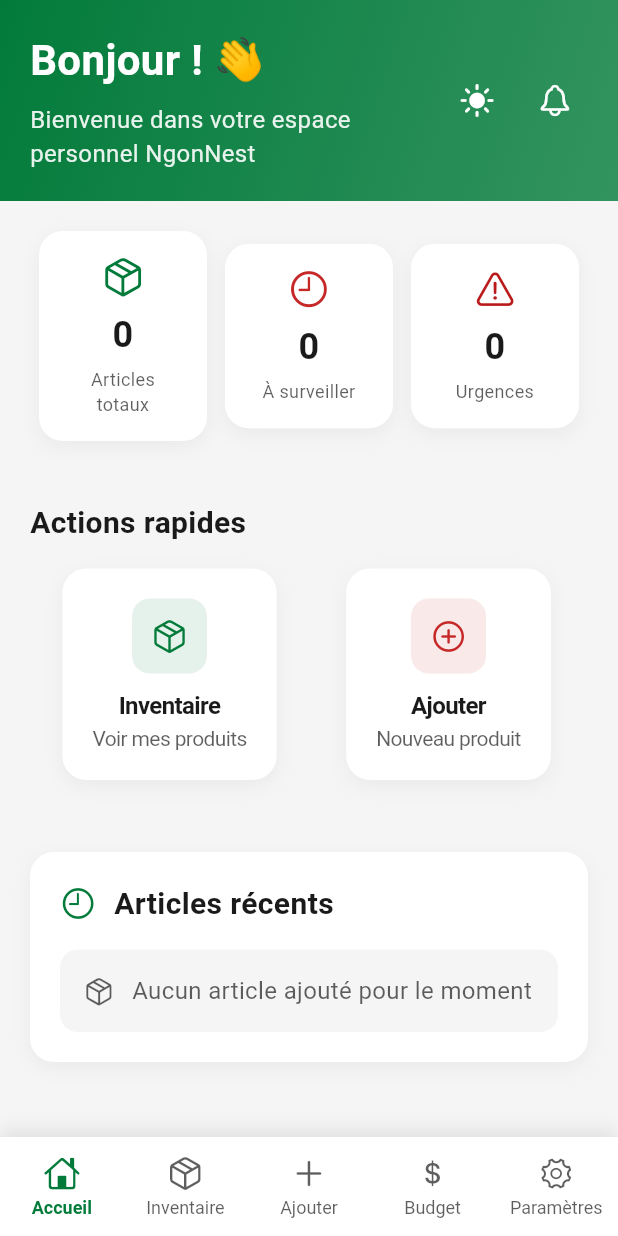
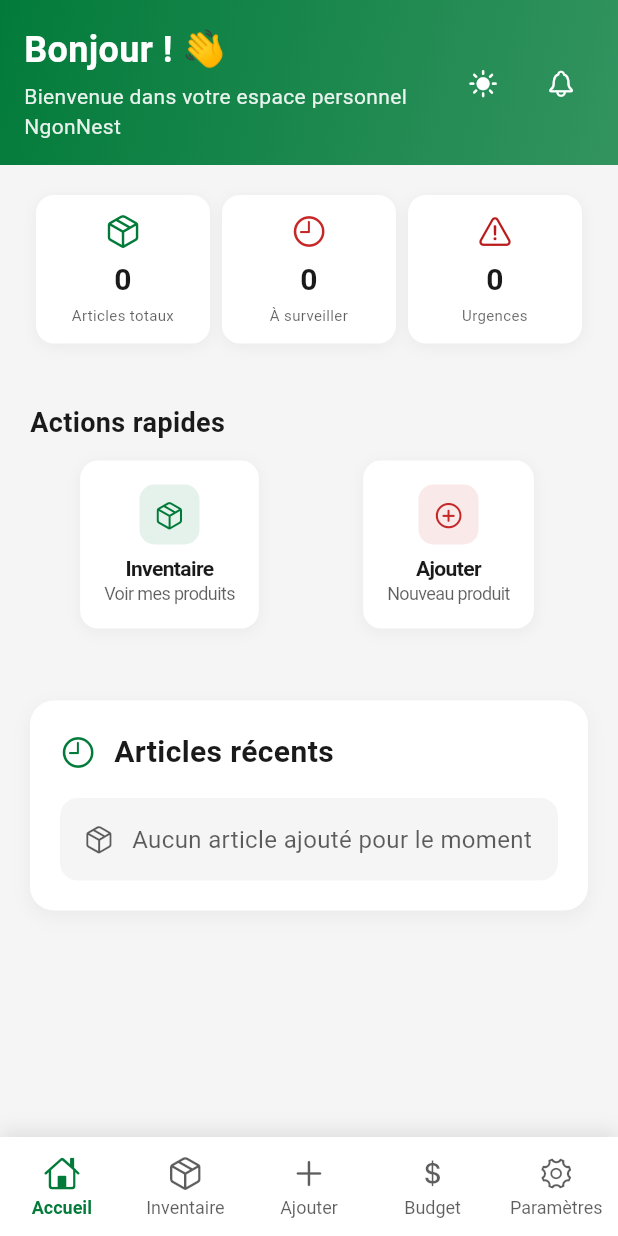
Before and after one commit to Ken-Andre/ngonnest, a Flutter app: the DashboardScreen screen opened by its route, on a phone screen of 412 x 824 dp. Run offline on Flutter 3.47's test engine with Material 3 defaults, Android fonts, the phone set to English and light mode, and no system bars; our stand-ins replace connectivity_plus, device_info_plus, flutter_local_notifications, flutter_typeahead, package_info_plus, shared_preferences and 3 more; missing offline and left inert: workmanager; accounts and stored records are empty; statements that could not run were skipped.

Commit message:
fix: improve error handling and UI consistency across screens
- Update `getDurableCategoryById` to return an empty map if no category is found, preventing potential null errors.
- Refactor `DashboardScreen` layout for better spacing and consistency in padding, font sizes, and icon sizes.

- Adjust `OnboardingScreen` layout and text styles for improved readability and consistency.
- Update `SyncBanner` to handle sync status more effectively, providing clearer user feedback on sync operations.
- Revise widget tests to ensure proper initialization and functionality of the app with necessary providers.

```diff
--- a/code/flutter/ngonnest_app/lib/config/categories_durables.dart
+++ b/code/flutter/ngonnest_app/lib/config/categories_durables.dart
@@ -35,6 +35,7 @@ Map<String, String>? getDurableCategoryById(String id) {
   try {
     return CATEGORIES_DURABLES.firstWhere(
       (category) => category['id'] == id,
+      orElse: () => {}, // Retourne un map vide si aucun élément n'est trouvé
     );
   } catch (e) {
     return null;
--- a/code/flutter/ngonnest_app/lib/screens/dashboard_screen.dart
+++ b/code/flutter/ngonnest_app/lib/screens/dashboard_screen.dart
@@ -182,7 +182,7 @@ class _DashboardScreenState extends State<DashboardScreen> {
 
   Widget _buildHeader() {
     return Container(
-      padding: const EdgeInsets.all(20),
+      padding: const EdgeInsets.all(16),
       decoration: BoxDecoration(
         gradient: LinearGradient(
           colors: [
@@ -196,23 +196,22 @@ class _DashboardScreenState extends State<DashboardScreen> {
       child: Row(
         children: [
           Expanded(
-            flex: 3,
             child: Column(
               crossAxisAlignment: CrossAxisAlignment.start,
               children: [
                 Text(
                   'Bonjour ! 👋',
                   style: TextStyle(
-                    fontSize: 28,
+                    fontSize: 24,
                     fontWeight: FontWeight.bold,
                     color: Theme.of(context).colorScheme.onPrimary,
                   ),
                 ),
-                const SizedBox(height: 8),
+                const SizedBox(height: 4),
                 Text(
                   'Bienvenue dans votre espace personnel NgonNest',
                   style: TextStyle(
-                    fontSize: 16,
+                    fontSize: 14,
                     color: Theme.of(
                       context,
                     ).colorScheme.onPrimary.withOpacity(0.9),
@@ -234,7 +233,7 @@ class _DashboardScreenState extends State<DashboardScreen> {
                       ? CupertinoIcons.moon_fill
                       : CupertinoIcons.sun_max_fill,
                   color: Theme.of(context).colorScheme.onPrimary,
-                  size: 24,
+                  size: 20,
                 ),
               ),
               const SizedBox(width: 8),
@@ -249,18 +248,18 @@ class _DashboardScreenState extends State<DashboardScreen> {
                     Icon(
                       CupertinoIcons.bell,
                       color: Theme.of(context).colorScheme.onPrimary,
-                      size: 24,
+                      size: 20,
                     ),
                     if (_notifications.isNotEmpty)
                       Positioned(
                         right: 0,
                         top: 0,
                         child: Container(
-                          width: 12,
-                          height: 12,
+                          width: 10,
+                          height: 10,
                           decoration: BoxDecoration(
                             color: Theme.of(context).colorScheme.error,
-                            borderRadius: BorderRadius.circular(6),
+                            borderRadius: BorderRadius.circular(5),
                           ),
                         ),
                       ),
@@ -366,25 +365,25 @@ class _DashboardScreenState extends State<DashboardScreen> {
       children: stats.map((stat) {
         return Expanded(
           child: Container(
-            margin: const EdgeInsets.symmetric(horizontal: 6),
+            margin: const EdgeInsets.symmetric(horizontal: 4),
             child: Material(
               color: Colors.transparent,
               child: InkWell(
                 onTap: stat['onTap'] as VoidCallback,
-                borderRadius: BorderRadius.circular(16),
+                borderRadius: BorderRadius.circular(12),
                 child: Container(
-                  padding: const EdgeInsets.all(16),
-                  constraints: const BoxConstraints(minHeight: 100),
+                  padding: const EdgeInsets.all(12),
+                  constraints: const BoxConstraints(minHeight: 80),
                   decoration: BoxDecoration(
                     color: Theme.of(context).colorScheme.surface,
-                    borderRadius: BorderRadius.circular(16),
+                    borderRadius: BorderRadius.circular(12),
                     boxShadow: [
                       BoxShadow(
                         color: Theme.of(
                           context,
                         ).colorScheme.onSurface.withOpacity(0.05),
-                        blurRadius: 10,
-                        offset: const Offset(0, 4),
+                        blurRadius: 8,
+                        offset: const Offset(0, 2),
                       ),
                     ],
                   ),
@@ -393,15 +392,15 @@ class _DashboardScreenState extends State<DashboardScreen> {
                     children: [
                       Icon(
                         stat['icon'] as IconData,
-                        size: 28,
+                        size: 24,
                         color: stat['color'] as Color,
                       ),
-                      const SizedBox(height: 8),
+                      const SizedBox(height: 6),
                       Flexible(
                         child: Text(
                           stat['value'] as String,
                           style: TextStyle(
-                            fontSize: 24,
+                            fontSize: 20,
                             fontWeight: FontWeight.bold,
                             color: Theme.of(context).colorScheme.onSurface,
                           ),
@@ -409,12 +408,12 @@ class _DashboardScreenState extends State<DashboardScreen> {
                           overflow: TextOverflow.ellipsis,
                         ),
                       ),
-                      const SizedBox(height: 4),
+                      const SizedBox(height: 2),
                       Flexible(
                         child: Text(
                           stat['label'] as String,
                           style: TextStyle(
-                            fontSize: 12,
+                            fontSize: 10,
                             color: Theme.of(
                               context,
                             ).colorScheme.onSurface.withOpacity(0.7),
@@ -613,33 +612,33 @@ class _DashboardScreenState extends State<DashboardScreen> {
         Text(
           'Actions rapides',
           style: TextStyle(
-            fontSize: 20,
+            fontSize: 18,
             fontWeight: FontWeight.w600,
             color: Theme.of(context).colorScheme.onSurface,
           ),
         ),
-        const SizedBox(height: 16),
+        const SizedBox(height: 12),
         Row(
           children: actions.map((action) {
             return Expanded(
               child: Container(
-                margin: const EdgeInsets.symmetric(horizontal: 6),
+                margin: const EdgeInsets.symmetric(horizontal: 4),
                 child: CupertinoButton(
                   padding: EdgeInsets.zero,
                   onPressed: action['onTap'] as VoidCallback,
                   child: Container(
-                    padding: const EdgeInsets.all(20),
-                    constraints: const BoxConstraints(minHeight: 120),
+                    padding: const EdgeInsets.all(16),
+                    constraints: const BoxConstraints(minHeight: 100),
                     decoration: BoxDecoration(
                       color: Theme.of(context).colorScheme.surface,
-                      borderRadius: BorderRadius.circular(16),
+                      borderRadius: BorderRadius.circular(12),
                       boxShadow: [
                         BoxShadow(
                           color: Theme.of(
                             context,
                           ).colorScheme.onSurface.withOpacity(0.05),
-                          blurRadius: 10,
-                          offset: const Offset(0, 4),
+                          blurRadius: 8,
+                          offset: const Offset(0, 2),
                         ),
                       ],
                     ),
@@ -647,24 +646,24 @@ class _DashboardScreenState extends State<DashboardScreen> {
                       mainAxisSize: MainAxisSize.min,
                       children: [
                         Container(
-                          width: 50,
-                          height: 50,
+                          width: 40,
+                          height: 40,
                           decoration: BoxDecoration(
                             color: (action['color'] as Color).withOpacity(0.1),
-                            borderRadius: BorderRadius.circular(12),
+                            borderRadius: BorderRadius.circular(10),
                           ),
                           child: Icon(
                             action['icon'] as IconData,
-                            size: 24,
+                            size: 20,
                             color: action['color'] as Color,
                           ),
                         ),
-                        const SizedBox(height: 12),
+                        const SizedBox(height: 8),
                         Flexible(
                           child: Text(
                             action['title'] as String,
                             style: TextStyle(
-                              fontSize: 16,
+                              fontSize: 14,
                               fontWeight: FontWeight.w600,
                               color: Theme.of(context).colorScheme.onSurface,
                             ),
@@ -672,12 +671,12 @@ class _DashboardScreenState extends State<DashboardScreen> {
                             overflow: TextOverflow.ellipsis,
                           ),
                         ),
-                        const SizedBox(height: 4),
+                        const SizedBox(height: 2),
                         Flexible(
                           child: Text(
                             action['subtitle'] as String,
                             style: TextStyle(
-                              fontSize: 14,
+                              fontSize: 12,
                               color: Theme.of(
                                 context,
                               ).colorScheme.onSurface.withOpacity(0.7),
```
Also changed, not shown: code/flutter/ngonnest_app/lib/screens/onboarding_screen.dart (+69 -58 lines), code/flutter/ngonnest_app/lib/widgets/sync_banner.dart (+89 -18 lines), 1 other file.
